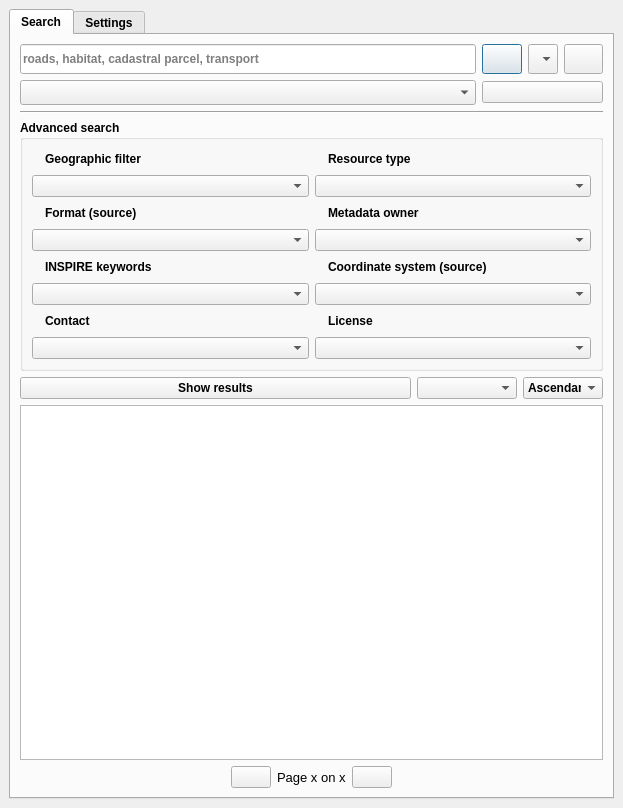
Before: the Qt Designer form ui/isogeo_dockwidget_base.ui in isogeo/isogeo-plugin-qgis, drawn with Qt 5.
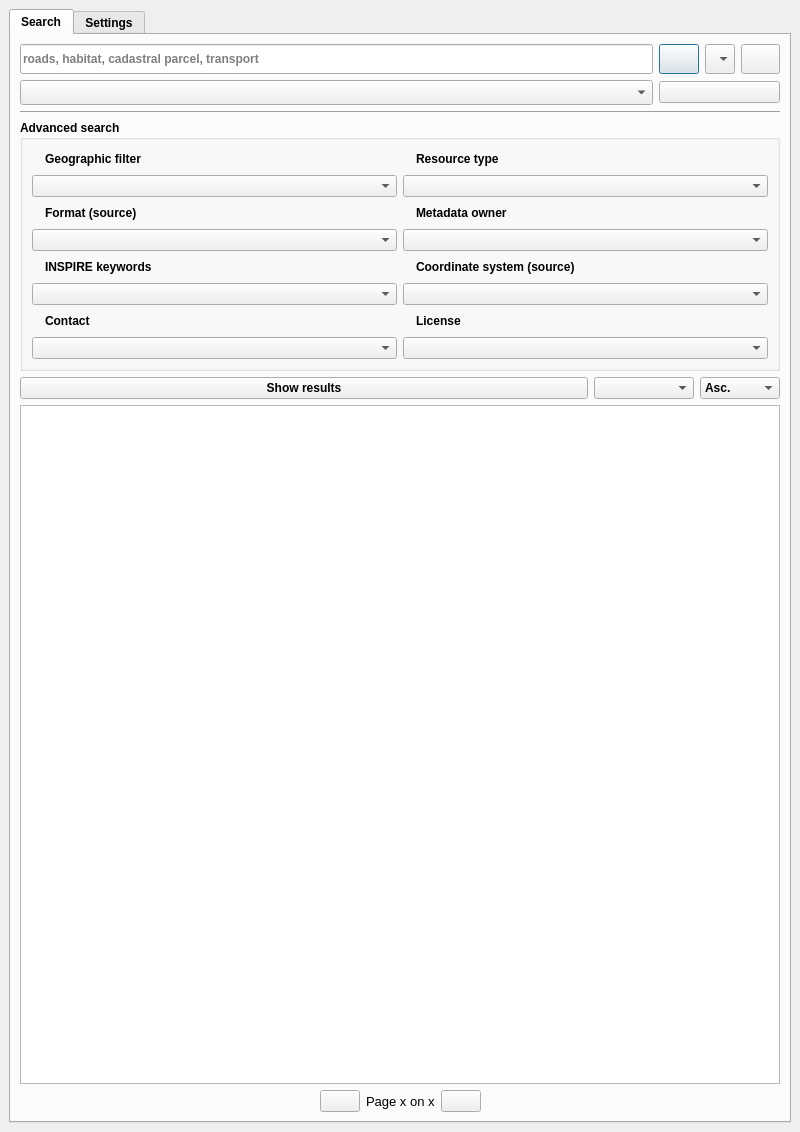
After: the same form once the commit is applied. Icons and pictures are not drawn. Custom widgets are drawn as their Qt base class.

The edit to the form file:
```diff
--- a/ui/isogeo_dockwidget_base.ui
+++ b/ui/isogeo_dockwidget_base.ui
@@ -6,8 +6,8 @@
    <rect>
     <x>0</x>
     <y>0</y>
-    <width>623</width>
-    <height>808</height>
+    <width>800</width>
+    <height>1132</height>
    </rect>
   </property>
   <property name="minimumSize">
@@ -16,6 +16,12 @@
     <height>759</height>
    </size>
   </property>
+  <property name="maximumSize">
+   <size>
+    <width>800</width>
+    <height>1792</height>
+   </size>
+  </property>
   <property name="windowIcon">
    <iconset resource="../resources.qrc">
     <normaloff>:/plugins/Isogeo/icon.png</normaloff>:/plugins/Isogeo/icon.png</iconset>
@@ -27,6 +33,12 @@
    <string notr="true">Isogeo</string>
   </property>
   <widget class="QWidget" name="dockWidgetContents">
+   <property name="maximumSize">
+    <size>
+     <width>900</width>
+     <height>1792</height>
+    </size>
+   </property>
    <layout class="QGridLayout" name="gridLayout">
     <item column="0" row="0">
      <widget class="QTabWidget" name="tabWidget">
@@ -123,7 +135,11 @@
             </property>
             <item>
              <property name="text">
-              <string>Ascendant</string>
+              <string>Asc.</string>
+             </property>
+             <property name="icon">
+              <iconset resource="../resources.qrc">
+               <normaloff>:/plugins/Isogeo/resources/results/sort-alpha-asc.svg</normaloff>:/plugins/Isogeo/resources/results/sort-alpha-asc.svg</iconset>
              </property>
             </item>
             <item>
@@ -425,6 +441,18 @@
         </item>
         <item column="0" row="2">
          <widget class="QgsCollapsibleGroupBox" name="grp_filters">
+          <property name="sizePolicy">
+           <sizepolicy hsizetype="Maximum" vsizetype="Preferred">
+            <horstretch>0</horstretch>
+            <verstretch>0</verstretch>
+           </sizepolicy>
+          </property>
+          <property name="maximumSize">
+           <size>
+            <width>800</width>
+            <height>16777215</height>
+           </size>
+          </property>
           <property name="font">
            <font>
             <weight>75</weight>
```
Left out of the diff: 6 changed lines with no effect on the pictures.
